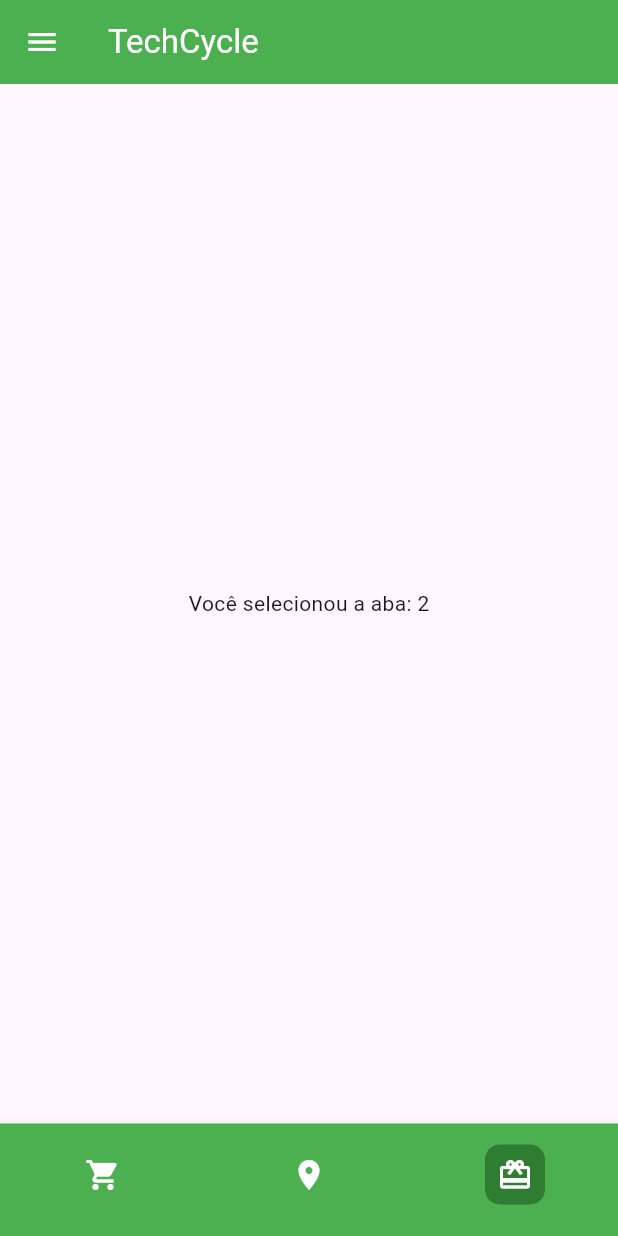
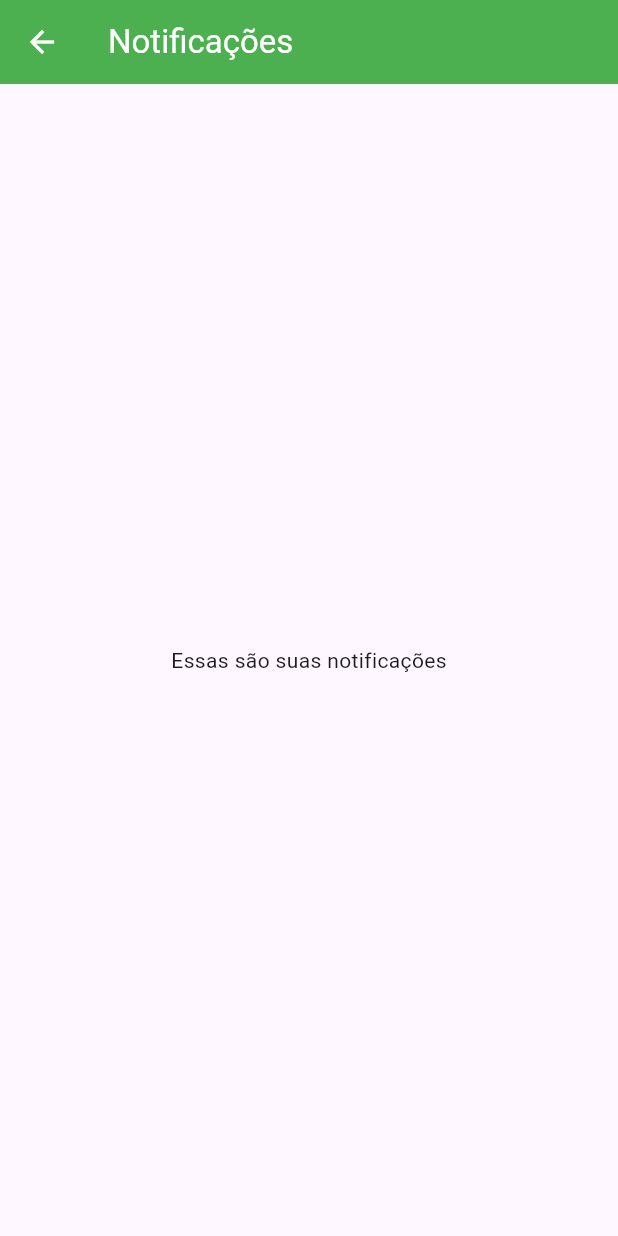
Before and after one commit to JonasHenriqueDev/TechCycle, a Flutter app: the screen it shows after launch, in the side drawer, after a tap on "Notificações", on a phone screen of 412 x 824 dp. Run offline on Flutter 3.47's test engine with Material 3 defaults, Android fonts, the phone set to English and light mode, and no system bars; generated files the repository leaves out were written again.

Commit message:
criacao da pagina 'Notificacoes'

```diff
--- a/lib/src/view/HomePage.dart
+++ b/lib/src/view/HomePage.dart
@@ -3,6 +3,7 @@ import 'MyApp.dart';
 import 'ProfilePage.dart';
 import 'DiscardsPage.dart';
 import 'AdvertsPage.dart';
+import 'NotificationsPage.dart';
 
 class HomeScreen extends StatefulWidget {
   @override
@@ -83,8 +84,8 @@ class _HomeScreenState extends State<HomeScreen> {
               leading: Icon(Icons.notification_add),
               title: Text('Notificações'),
               onTap: () {
-                _onItemTapped(2);
                 Navigator.pop(context);
+                _navigateToPage(NotificationsPage());
               },
             ),
             ListTile(
--- /dev/null
+++ b/lib/src/view/NotificationsPage.dart
@@ -0,0 +1,19 @@
+import 'package:flutter/material.dart';
+
+class NotificationsPage extends StatelessWidget {
+  @override
+  Widget build(BuildContext context) {
+    return Scaffold(
+        appBar: AppBar(
+          title: Text(
+            'Notificações',
+            style: TextStyle(color: Colors.white),
+          ),
+          backgroundColor: Colors.green,
+          iconTheme: IconThemeData(color: Colors.white),
+        ),
+        body: Center(
+          child: Text('Essas são suas notificações'),
+        ));
+  }
+}
```
